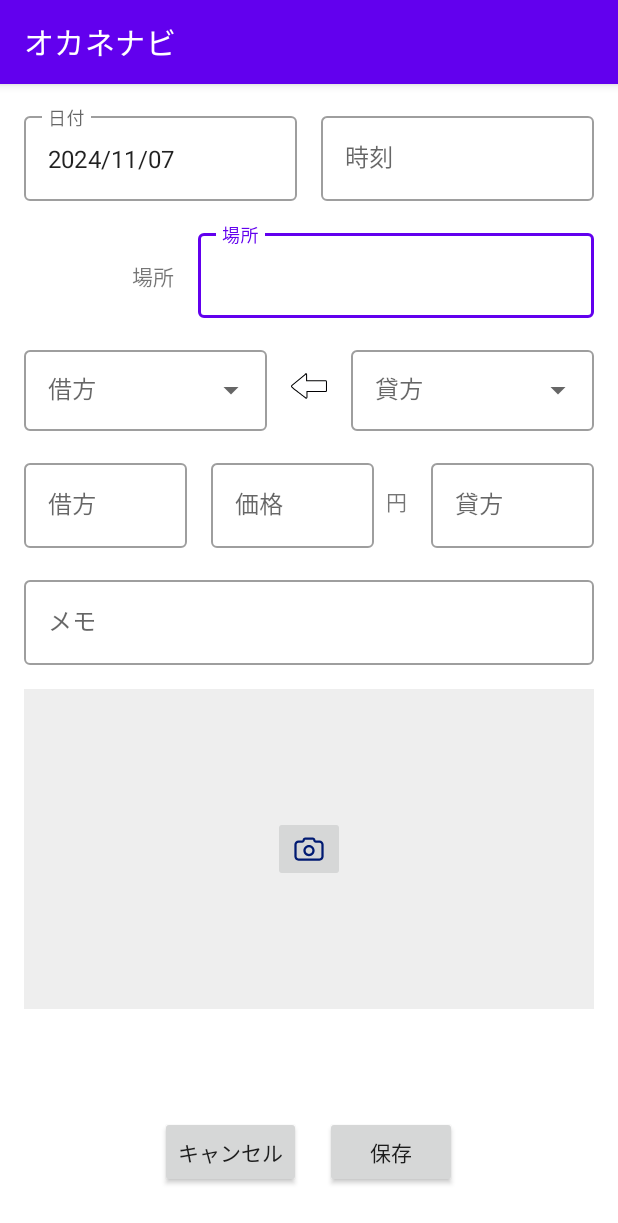
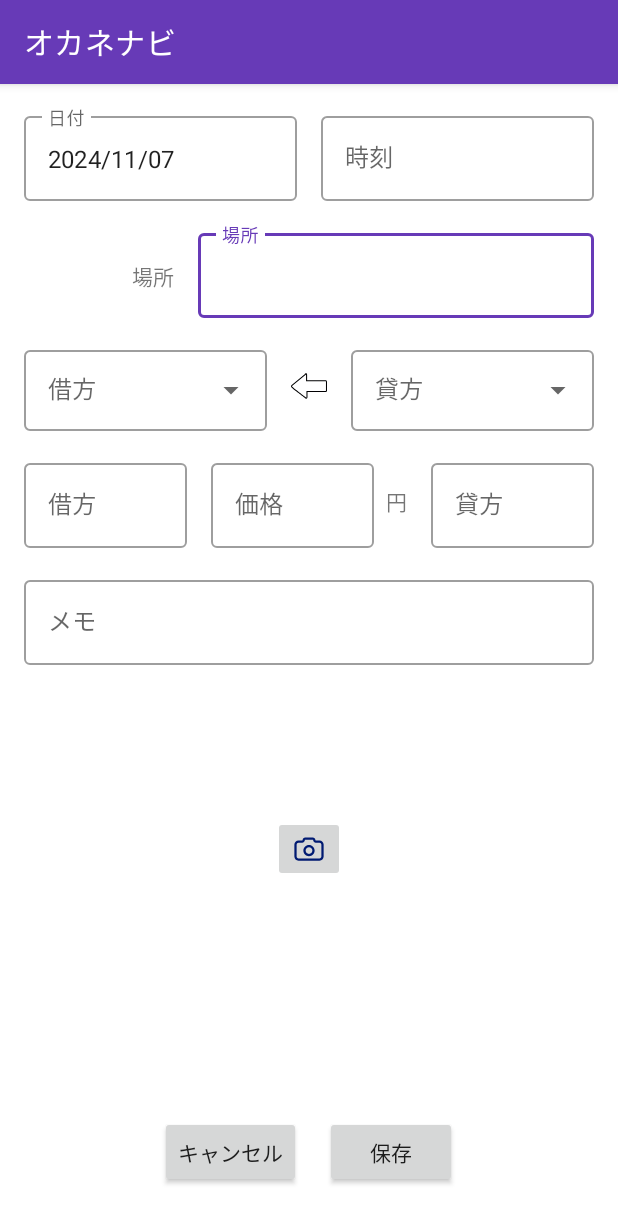
Before and after one commit to ShinKitahara/okanenavi_app, an Android app: the CreateActivity screen opened directly, with no data from a screen before it, on a phone screen of 412 x 824 dp. Shown: the top 1223 px of the screen. Run offline under Robolectric (Android 15) with nearby library versions, the phone set to English and light mode, and no system bars; our stand-ins replace Firebase (no records; nobody signed in at launch, a user with empty details on screens opened directly).

Commit message:
revise theme colors

```diff
--- a/app/src/main/res/values/colors.xml
+++ b/app/src/main/res/values/colors.xml
@@ -1,5 +1,5 @@
 <?xml version="1.0" encoding="utf-8"?>
-<resources>
+<!--<resources>
     <color name="ic_launcher_background">#FFFFFFFF</color>
     <color name="purple_200">#FFBB86FC</color>
     <color name="purple_500">#FF6200EE</color>
@@ -10,4 +10,17 @@
     <color name="white">#FFFFFFFF</color>
     <color name="red">#FFFF0000</color>
     <color name="background">#FFEEEEEE</color>
+</resources>&ndash;&gt;-->
+
+<resources>
+    <color name="ic_launcher_background">#FFEB3B</color> <!-- イエロー -->
+    <color name="purple_200">#9C27B0</color> <!-- パープル -->
+    <color name="purple_500">#673AB7</color> <!-- ディープパープル -->
+    <color name="purple_700">#3F51B5</color> <!-- インディゴ -->
+    <color name="teal_200">#03A9F4</color> <!-- ライトブルー -->
+    <color name="teal_700">#009688</color> <!-- ティール -->
+    <color name="black">#000000</color> <!-- ブラック -->
+    <color name="white">#FFFFFF</color> <!-- ホワイト -->
+    <color name="red">#F44336</color> <!-- レッド -->
+    <color name="background">#FFFFFF</color> <!-- 背景色を白に設定 -->
 </resources>
```
